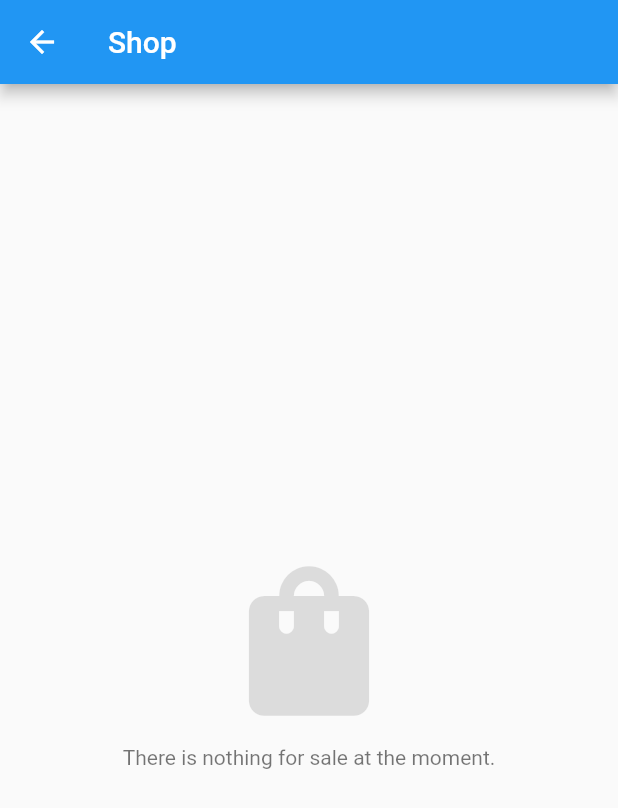
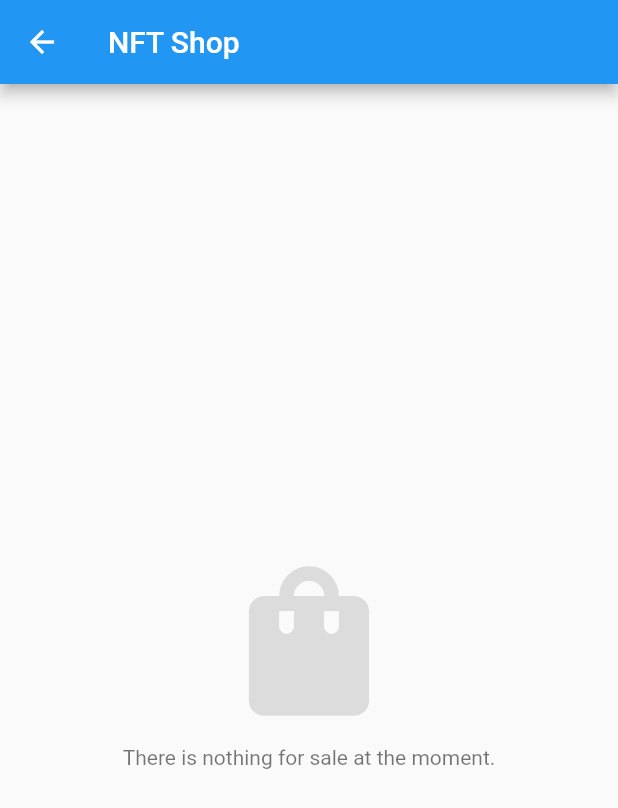
Before and after one commit to Convex-Dev/convexity, a Flutter app: the ShopScreen screen opened by its route, on a phone screen of 412 x 824 dp. Shown: the top 808 px of the screen. Run offline on Flutter 3.47's test engine with Material 2 defaults, Android fonts, the phone set to English and light mode, and no system bars; our stand-ins replace charts_flutter, decimal, flutter_staggered_animations, flutter_svg, gap, logger and 4 more; missing offline and left inert: asn1lib, barcode_scan, flutter_sodium, jdenticon_dart; accounts and stored records are empty.

Commit message:
Text edits

```diff
--- a/lib/screen/listing.dart
+++ b/lib/screen/listing.dart
@@ -86,7 +86,7 @@ class ListingScreen extends StatelessWidget {
                 height: widget.defaultButtonHeight,
                 width: double.infinity,
                 child: ElevatedButton(
-                  child: Text(isOwnerSelf ? 'Remove' : 'Buy'),
+                  child: Text(isOwnerSelf ? 'Remove Listing' : 'Buy'),
                   onPressed: () {
                     _confirm(
                       context,
--- a/lib/screen/my_tokens.dart
+++ b/lib/screen/my_tokens.dart
@@ -1,3 +1,4 @@
+
 import 'package:flutter/material.dart';
 import 'package:provider/provider.dart';
 
@@ -19,6 +20,7 @@ class MyTokensScreen extends StatelessWidget {
         child: SafeArea(
           child: Column(
             children: [
+              Text("You can create your own tokens for business or personal use. Any token supply you create will be owned by you."),
               Expanded(
                 child: AssetCollection(
                   assets: appState.model.myTokens,
--- a/lib/screen/shop.dart
+++ b/lib/screen/shop.dart
@@ -22,7 +22,7 @@ class _ShopScreenState extends State<ShopScreen> {
     final convexClient = appState.convexClient();
 
     return Scaffold(
-      appBar: AppBar(title: Text('Shop')),
+      appBar: AppBar(title: Text('NFT Shop')),
       body: Container(
         padding: defaultScreenPadding,
         child: FutureBuilder<List<shop.Listing>>(
@@ -59,7 +59,7 @@ class _ShopScreenState extends State<ShopScreen> {
               child: GridView.count(
                 crossAxisSpacing: 6,
                 mainAxisSpacing: 6,
-                crossAxisCount: 2,
+                crossAxisCount: 3,
                 children: listings.asMap().entries.map(
                   (entry) {
                     return AnimationConfiguration.staggeredGrid(
--- a/lib/screen/transfer.dart
+++ b/lib/screen/transfer.dart
@@ -18,7 +18,7 @@ class TransferScreen extends StatelessWidget {
   @override
   Widget build(BuildContext context) {
     return Scaffold(
-      appBar: AppBar(title: Text('Transfer')),
+      appBar: AppBar(title: Text('Transfer Convex Coins')),
       body: Container(
         padding: defaultScreenPadding,
         child: TransferScreenBody(),
```
